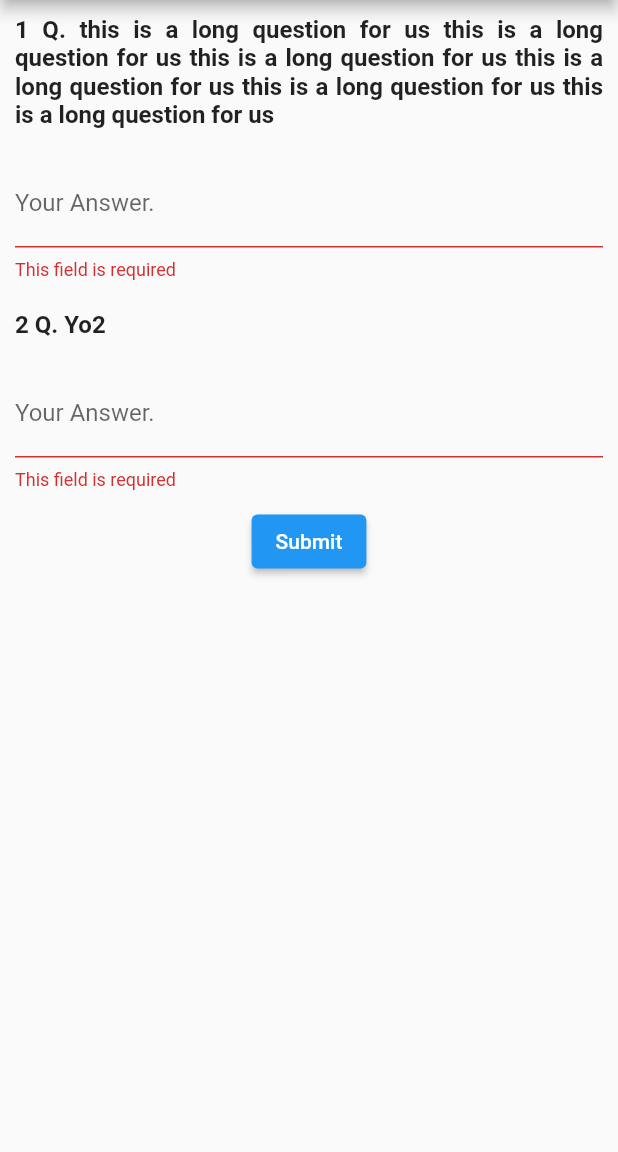
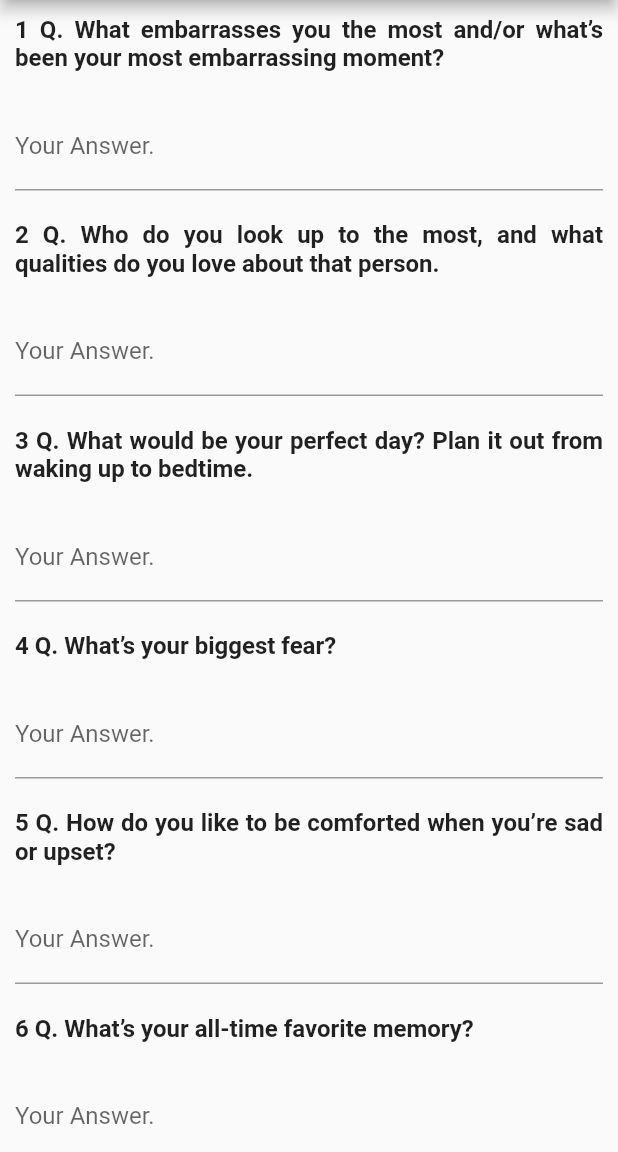
Before and after one commit to arunnjoshi/survey_app, a Flutter app: the SurveyScreen screen opened by its route, after a tap on "Submit", on a phone screen of 412 x 824 dp, the part 84-1236 px from its top. Run offline on Flutter 3.47's test engine with Material 2 defaults, Android fonts, the phone set to English and light mode, and no system bars.

Commit message:
add services to repo

```diff
--- a/lib/models/qa_model.dart
+++ b/lib/models/qa_model.dart
@@ -3,9 +3,5 @@ class QA {
   String question;
   String? answer;
   int index;
-  QA(
-      {required this.id,
-      required this.question,
-      required this.answer,
-      required this.index});
+  QA({required this.id, required this.question, required this.index});
 }
--- a/lib/screens/survey_screen.dart
+++ b/lib/screens/survey_screen.dart
@@ -1,5 +1,6 @@
 import 'package:flutter/material.dart';
 import 'package:survey_app/models/qa_model.dart';
+import 'package:survey_app/services/survey_service.dart';
 import 'package:survey_app/widgets/question.dart';
 
 class SurveyScreen extends StatefulWidget {
@@ -13,7 +14,8 @@ class SurveyScreen extends StatefulWidget {
 class _SurveyScreenState extends State<SurveyScreen> {
   List<QA> values = [];
   var _formKey = GlobalKey<FormState>();
-
+  var service = new QuestionService();
+  List<QA> questions = [];
   @override
   void initState() {
     values = [];
@@ -27,10 +29,10 @@ class _SurveyScreenState extends State<SurveyScreen> {
     for (var v in values) {
       print('${v.id} ${v.question} ${v.answer} ${v.index}');
     }
+    FocusScope.of(context).unfocus();
   }
 
   setFromValues(QA qa) {
-    var b = values;
     if (values.any((element) => element.id == qa.id)) {
       var id = values.indexWhere((element) => element.id == qa.id);
       values[id] = qa;
@@ -44,6 +46,11 @@ class _SurveyScreenState extends State<SurveyScreen> {
 
   @override
   Widget build(BuildContext context) {
+    service
+        .getAllQuestions()
+        .then((value) => questions = value)
+        .catchError((e) => values = []);
+
     return Scaffold(
       appBar: AppBar(
         title: Text("Survey"),
@@ -55,20 +62,19 @@ class _SurveyScreenState extends State<SurveyScreen> {
             // crossAxisAlignment: CrossAxisAlignment.start,
             mainAxisAlignment: MainAxisAlignment.spaceEvenly,
             children: [
-              Question(
-                QA(
-                    answer: "",
-                    id: 1,
-                    index: 1,
-                    question:
-                        "this is a long question for us this is a long question for us this is a long question for us this is a long question for us this is a long question for us this is a long question for us",),
-                setFromValues,
-                key: ValueKey(1),
+              ...questions.map((q) => Question(q, setFromValues)).toList(),
+              SizedBox(
+                height: 20,
               ),
-              Question(QA(answer: "", id: 2, index: 2, question: "Yo2"),
-                  setFromValues,
-                  key: ValueKey(2)),
-              ElevatedButton(onPressed: _submitForm, child: Text('Submit'))
+              Padding(
+                padding: const EdgeInsets.all(20),
+                child: SizedBox(
+                  width: 200,
+                  height: 50,
+                  child: ElevatedButton(
+                      onPressed: _submitForm, child: Text('Submit')),
+                ),
+              )
             ],
           ),
         ),
--- a/lib/services/survey_service.dart
+++ b/lib/services/survey_service.dart
@@ -0,0 +1,29 @@
+import 'package:survey_app/models/qa_model.dart';
+
+class QuestionService {
+  Future<List<QA>> getAllQuestions() async {
+    return <QA>[
+      QA(
+          id: 1,
+          question:
+              "What embarrasses you the most and/or what’s been your most embarrassing moment?",
+          index: 1),
+      QA(
+          id: 2,
+          question:
+              "Who do you look up to the most, and what qualities do you love about that person.",
+          index: 2),
+      QA(
+          id: 3,
+          question:
+              " What would be your perfect day? Plan it out from waking up to bedtime.",
+          index: 3),
+      QA(id: 4, question: "What’s your biggest fear?", index: 4),
+      QA(
+          id: 5,
+          question: "How do you like to be comforted when you’re sad or upset?",
+          index: 5),
+      QA(id: 6, question: "What’s your all-time favorite memory?", index: 6),
+    ];
+  }
+}
--- a/lib/widgets/answer.dart
+++ b/lib/widgets/answer.dart
@@ -1,5 +1,4 @@
 import 'package:flutter/material.dart';
-import 'package:survey_app/models/qa_model.dart';
 
 class Answer extends StatelessWidget {
   final Function onfieldChange;
```
